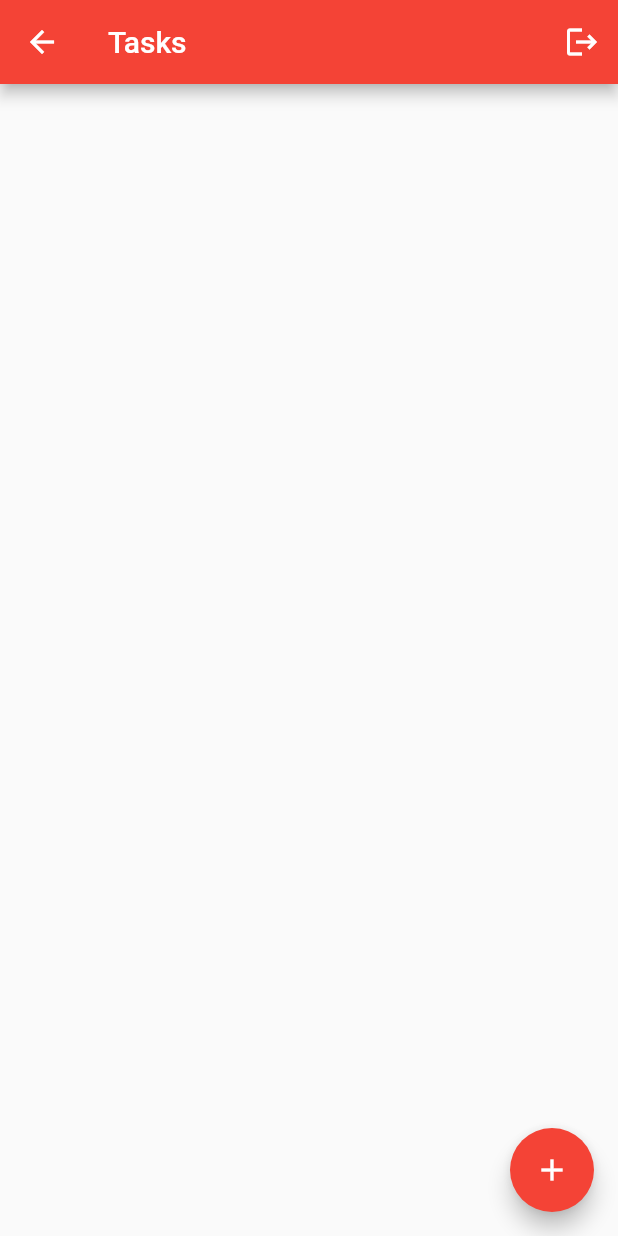
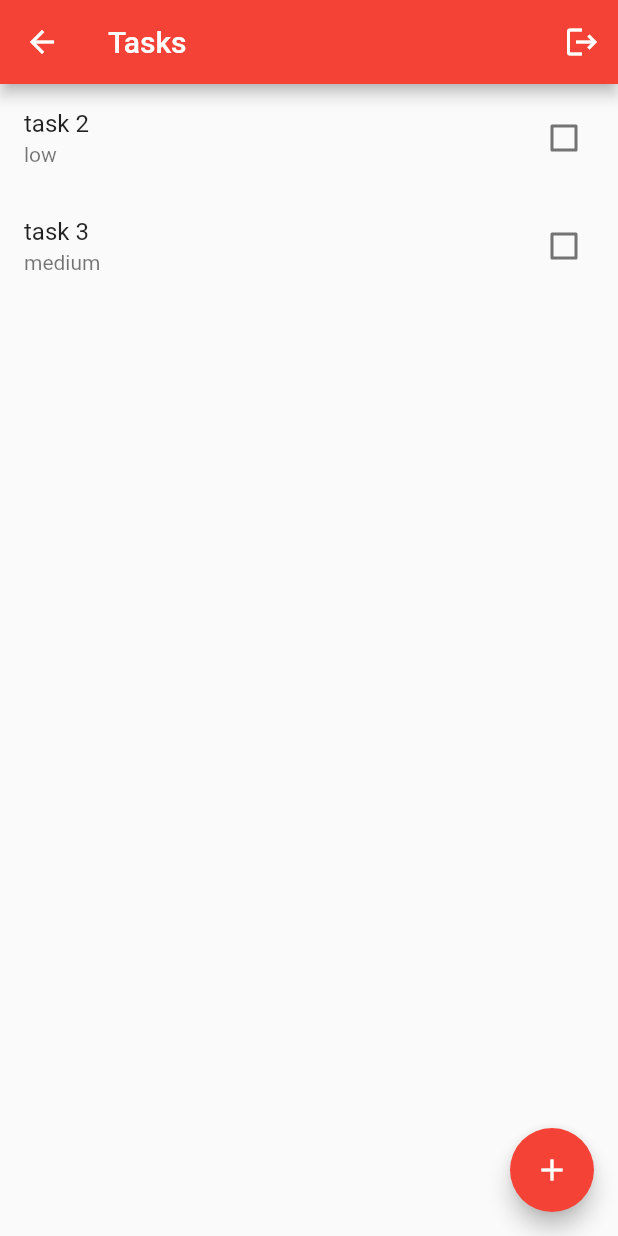
Before and after one commit to DevSamuelBrito/Task_List_App, a Flutter app: the TasksPage screen opened by its route, on a phone screen of 412 x 824 dp. Run offline on Flutter 3.47's test engine with Material 3 defaults, Android fonts, the phone set to English and light mode, and no system bars; missing offline and left inert: dart:js.

```diff
--- a/lib/tasks.dart
+++ b/lib/tasks.dart
@@ -1,6 +1,7 @@
 import 'dart:js';
 
 import 'package:flutter/material.dart';
+import 'package:flutter/widgets.dart';
 import 'package:task_list/app.dart';
 
 class TasksPage extends StatelessWidget {
@@ -9,6 +10,7 @@ class TasksPage extends StatelessWidget {
   void _logout(BuildContext context) {
     Navigator.pushReplacementNamed(context, "/login");
   }
+
   @override
   Widget build(BuildContext context) {
     return Scaffold(
@@ -27,6 +29,34 @@ class TasksPage extends StatelessWidget {
         child: Icon(Icons.add),
         onPressed: () => Navigator.pushNamed(context, '/newtask'),
       ),
+      body: ListView(
+        children: [
+          // ListTile(
+          //   title: Text("task 1"),
+          //   subtitle: Text("Tall"),
+          //   trailing: Checkbox(value: false, onChanged: (_) {}),
+          // ),
+          Dismissible(
+            background: Container(color: Colors.red,),
+            onDismissed: (_){},
+            key: Key(
+              "Task2"
+            ),
+            child: CheckboxListTile(
+              title: Text("task 2"),
+              subtitle: Text("low"),
+              value: false,
+              onChanged: (_) {},
+            ),
+          ),
+          CheckboxListTile(
+            title: Text("task 3"),
+            subtitle: Text("medium"),
+            value: false,
+            onChanged: (_) {},
+          ),
+        ],
+      ),
     );
   }
 }
```
